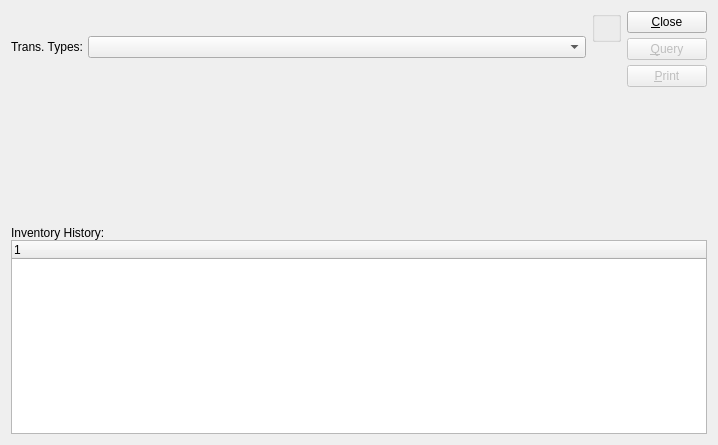
First picture: the form in guiclient/dspInventoryHistoryByItem.ui, repository Pegasus-RPG/xtuple-client, before the edit.
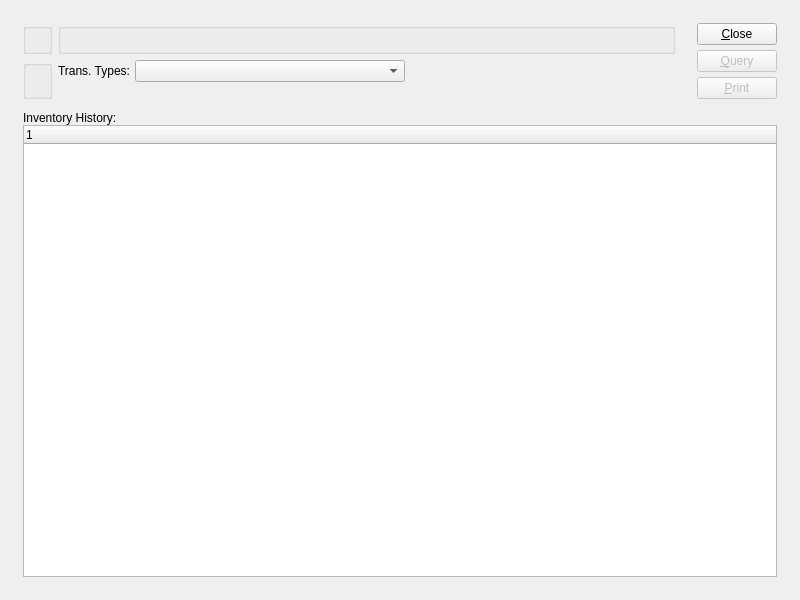
Second picture: the form after the edit. Custom widgets are drawn as their Qt base class.

Diff of the .ui file:
```diff
--- a/guiclient/dspInventoryHistoryByItem.ui
+++ b/guiclient/dspInventoryHistoryByItem.ui
@@ -5,72 +5,73 @@
    <rect>
     <x>0</x>
     <y>0</y>
-    <width>718</width>
-    <height>445</height>
+    <width>800</width>
+    <height>600</height>
    </rect>
   </property>
   <property name="windowTitle" >
    <string>Inventory History by Item</string>
   </property>
-   <layout class="QVBoxLayout" >
-    <item>
-     <layout class="QHBoxLayout" >
-      <property name="margin" >
-       <number>0</number>
-      </property>
-      <property name="spacing" >
-       <number>6</number>
-      </property>
-      <item>
-       <layout class="QVBoxLayout" >
-        <property name="margin" >
-         <number>0</number>
-        </property>
-        <property name="spacing" >
-         <number>0</number>
-        </property>
-        <item>
-         <layout class="QVBoxLayout" >
-          <property name="margin" >
-           <number>0</number>
-          </property>
-          <property name="spacing" >
-           <number>5</number>
-          </property>
-          <item>
+  <layout class="QGridLayout" >
+   <item row="0" column="0" >
+    <layout class="QGridLayout" >
+     <property name="leftMargin" >
+      <number>12</number>
+     </property>
+     <property name="topMargin" >
+      <number>12</number>
+     </property>
+     <property name="rightMargin" >
+      <number>12</number>
+     </property>
+     <property name="bottomMargin" >
+      <number>12</number>
+     </property>
+     <property name="horizontalSpacing" >
+      <number>12</number>
+     </property>
+     <property name="verticalSpacing" >
+      <number>12</number>
+     </property>
+     <item row="0" column="0" >
            <layout class="QHBoxLayout" >
-            <property name="margin" >
-             <number>0</number>
-            </property>
-            <property name="spacing" >
-             <number>0</number>
-            </property>
             <item>
+        <layout class="QGridLayout" >
+         <item row="0" column="0" >
+          <widget class="QGroupBox" name="_itemGroup" >
+           <property name="title" >
+            <string/>
+           </property>
+           <layout class="QGridLayout" >
+            <item row="0" column="0" >
              <widget class="ItemCluster" name="_item" />
             </item>
-            <item>
-             <spacer>
-              <property name="orientation" >
-               <enum>Qt::Horizontal</enum>
-              </property>
-              <property name="sizeType" >
-               <enum>QSizePolicy::Expanding</enum>
-              </property>
-              <property name="sizeHint" >
-               <size>
-                <width>20</width>
-                <height>20</height>
-               </size>
-              </property>
-             </spacer>
+           </layout>
+          </widget>
+         </item>
+         <item row="0" column="1" >
+          <widget class="QGroupBox" name="_dateGroup" >
+           <property name="title" >
+            <string/>
+           </property>
+           <layout class="QGridLayout" >
+            <item row="0" column="0" >
+             <widget class="DateCluster" name="_dates" />
             </item>
            </layout>
-          </item>
+          </widget>
+         </item>
+         <item row="1" column="0" >
+          <widget class="WarehouseGroup" name="_warehouse" >
+           <property name="title" >
+            <string/>
+           </property>
+          </widget>
+         </item>
+         <item row="1" column="1" >
+          <layout class="QVBoxLayout" >
           <item>
            <layout class="QHBoxLayout" >
-            <property name="margin" >
-             <number>0</number>
-            </property>
             <property name="spacing" >
              <number>5</number>
             </property>
@@ -87,16 +88,28 @@
             <item>
              <widget class="XComboBox" name="_transType" >
               <property name="sizePolicy" >
-               <sizepolicy>
-                <hsizetype>7</hsizetype>
-                <vsizetype>1</vsizetype>
+                <sizepolicy vsizetype="Minimum" hsizetype="Expanding" >
                 <horstretch>0</horstretch>
                 <verstretch>0</verstretch>
                </sizepolicy>
               </property>
              </widget>
             </item>
-           </layout>
+             <item>
+              <spacer>
+               <property name="orientation" >
+                <enum>Qt::Horizontal</enum>
+               </property>
+               <property name="sizeType" >
+                <enum>QSizePolicy::Expanding</enum>
+               </property>
+               <property name="sizeHint" >
+                <size>
+                 <width>16</width>
+                 <height>20</height>
+                </size>
+               </property>
+              </spacer>
           </item>
          </layout>
         </item>
@@ -115,28 +128,7 @@
         </item>
        </layout>
       </item>
-      <item>
-       <layout class="QVBoxLayout" >
-        <property name="margin" >
-         <number>0</number>
-        </property>
-        <property name="spacing" >
-         <number>6</number>
-        </property>
-        <item>
-         <layout class="QHBoxLayout" >
-          <property name="margin" >
-           <number>0</number>
-          </property>
-          <property name="spacing" >
-           <number>0</number>
-          </property>
-          <item>
-           <widget class="WarehouseGroup" name="_warehouse" >
-            <property name="title" >
-             <string/>
-            </property>
-           </widget>
+        </layout>
           </item>
           <item>
            <spacer>
@@ -148,45 +140,19 @@
             </property>
             <property name="sizeHint" >
              <size>
-              <width>0</width>
-              <height>10</height>
+           <width>16</width>
+           <height>57</height>
              </size>
             </property>
            </spacer>
-          </item>
-         </layout>
-        </item>
-        <item>
-         <widget class="DateCluster" name="_dates" />
-        </item>
-        <item>
-         <spacer>
-          <property name="orientation" >
-           <enum>Qt::Vertical</enum>
-          </property>
-          <property name="sizeHint" >
-           <size>
-            <width>20</width>
-            <height>0</height>
-           </size>
-          </property>
-         </spacer>
-        </item>
-       </layout>
       </item>
       <item>
        <layout class="QVBoxLayout" >
-        <property name="margin" >
-         <number>0</number>
-        </property>
         <property name="spacing" >
          <number>0</number>
         </property>
         <item>
          <layout class="QVBoxLayout" >
-          <property name="margin" >
-           <number>0</number>
-          </property>
           <property name="spacing" >
            <number>5</number>
           </property>
@@ -251,7 +217,34 @@
       </item>
      </layout>
     </item>
-    <item>
+     <item row="1" column="0" >
+      <widget class="QFrame" name="_frame" >
+       <property name="sizePolicy" >
+        <sizepolicy vsizetype="Preferred" hsizetype="Preferred" >
+         <horstretch>0</horstretch>
+         <verstretch>1</verstretch>
+        </sizepolicy>
+       </property>
+       <property name="frameShape" >
+        <enum>QFrame::NoFrame</enum>
+       </property>
+       <property name="frameShadow" >
+        <enum>QFrame::Raised</enum>
+       </property>
+       <layout class="QGridLayout" >
+        <property name="leftMargin" >
+         <number>0</number>
+        </property>
+        <property name="topMargin" >
+         <number>0</number>
+        </property>
+        <property name="rightMargin" >
+         <number>0</number>
+        </property>
+        <property name="bottomMargin" >
+         <number>0</number>
+        </property>
+        <item row="0" column="0" >
      <layout class="QVBoxLayout" >
       <property name="margin" >
        <number>0</number>
@@ -262,9 +255,7 @@
       <item>
        <widget class="QLabel" name="_inventoryHistoryLit" >
         <property name="sizePolicy" >
-         <sizepolicy>
-          <hsizetype>5</hsizetype>
-          <vsizetype>5</vsizetype>
+             <sizepolicy vsizetype="Preferred" hsizetype="Preferred" >
           <horstretch>0</horstretch>
           <verstretch>0</verstretch>
          </sizepolicy>
@@ -286,9 +277,7 @@
       <item>
        <widget class="XTreeWidget" name="_invhist" >
         <property name="sizePolicy" >
-         <sizepolicy>
-          <hsizetype>7</hsizetype>
-          <vsizetype>7</vsizetype>
+             <sizepolicy vsizetype="Expanding" hsizetype="Expanding" >
           <horstretch>0</horstretch>
           <verstretch>0</verstretch>
          </sizepolicy>
@@ -305,6 +294,11 @@
     </item>
    </layout>
  </widget>
+     </item>
+    </layout>
+   </item>
+  </layout>
+ </widget>
  <layoutdefault spacing="6" margin="11" />
  <pixmapfunction>qPixmapFromMimeSource</pixmapfunction>
  <customwidgets>
@@ -313,6 +307,16 @@
    <extends>QWidget</extends>
    <header>datecluster.h</header>
   </customwidget>
+  <customwidget>
+   <class>ItemCluster</class>
+   <extends>QWidget</extends>
+   <header>itemcluster.h</header>
+  </customwidget>
+  <customwidget>
+   <class>WarehouseGroup</class>
+   <extends>QGroupBox</extends>
+   <header>warehousegroup.h</header>
+  </customwidget>
   <customwidget>
    <class>XComboBox</class>
    <extends>QComboBox</extends>
@@ -323,16 +327,6 @@
    <extends>QTreeWidget</extends>
    <header>xtreewidget.h</header>
   </customwidget>
-  <customwidget>
-   <class>ItemCluster</class>
-   <extends>QWidget</extends>
-   <header>itemcluster.h</header>
-  </customwidget>
-  <customwidget>
-   <class>WarehouseGroup</class>
-   <extends>QGroupBox</extends>
-   <header>warehousegroup.h</header>
-  </customwidget>
  </customwidgets>
  <tabstops>
   <tabstop>_item</tabstop>
```
Left out of the diff: 4 changed lines with no effect on the pictures. Lines whose indentation alone changed are shown as unchanged.
